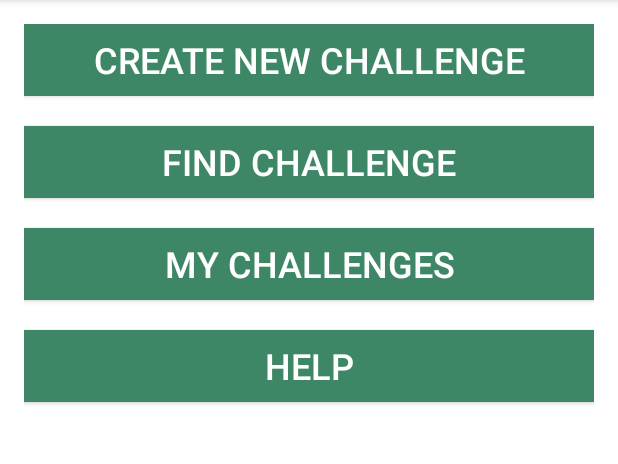
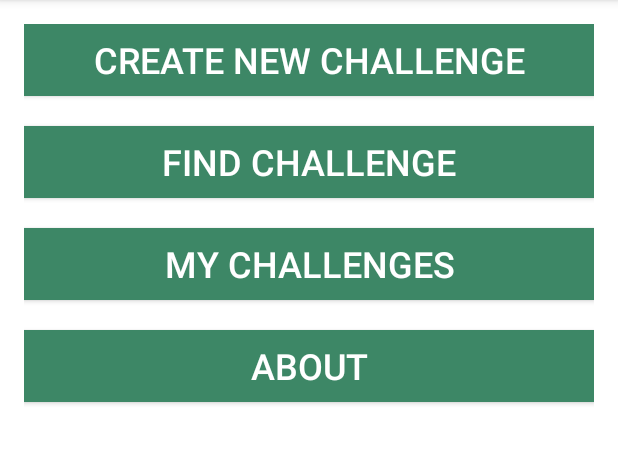
Before and after one commit to nwHacks-TeamHortons/nwhacks-app, an Android app: the screen it shows after launch (MainActivity), on a phone screen of 412 x 824 dp, the part 84-548 px from its top. Run offline under Robolectric (Android 15) with nearby library versions, the phone set to English and light mode, and no system bars.

Commit message:
Merge remote-tracking branch 'origin/master'
Conflicts:
	app/src/main/res/layout/activity_main.xml

All buttons work

```diff
--- a/app/src/main/java/com/teamhortons/nwhacksapp/MainActivity.java
+++ b/app/src/main/java/com/teamhortons/nwhacksapp/MainActivity.java
@@ -17,6 +17,7 @@ public class MainActivity extends ActionBarActivity {
     protected void onCreate(Bundle savedInstanceState) {
         super.onCreate(savedInstanceState);
         setContentView(R.layout.activity_main);
+
         Button createButton = (Button) findViewById(R.id.create_button);
         createButton.setOnClickListener(new View.OnClickListener() {
             @Override
@@ -26,8 +27,37 @@ public class MainActivity extends ActionBarActivity {
                 startActivity(gotoCreate);
             }
         });
+
+        Button findButton = (Button) findViewById(R.id.find_button);
+        findButton.setOnClickListener(new View.OnClickListener() {
+            @Override
+            public void onClick(View v) {
+                //To change to a new activity, we do it with "Intents"
+                Intent gotoCreate = new Intent(getBaseContext(), ActivityFind.class);
+                startActivity(gotoCreate);
+            }
+        });
+
+        Button aboutButton = (Button) findViewById(R.id.about_button);
+        aboutButton.setOnClickListener(new View.OnClickListener() {
+            @Override
+            public void onClick(View v) {
+                //To change to a new activity, we do it with "Intents"
+                Intent gotoCreate = new Intent(getBaseContext(), ActivityAbout.class);
+                startActivity(gotoCreate);
+            }
+        });
+        Button challengesButton = (Button) findViewById(R.id.challenges_button);
+        challengesButton.setOnClickListener(new View.OnClickListener() {
+            @Override
+            public void onClick(View v) {
+                //To change to a new activity, we do it with "Intents"
+                Intent gotoCreate = new Intent(getBaseContext(), ActivityChallenges.class);
+                startActivity(gotoCreate);
+            }
+        });
+
     }
-
 
         @Override
     public boolean onCreateOptionsMenu(Menu menu) {
--- a/app/src/main/res/layout/activity_about.xml
+++ b/app/src/main/res/layout/activity_about.xml
@@ -2,5 +2,4 @@
 <LinearLayout xmlns:android="http://schemas.android.com/apk/res/android"
     android:orientation="vertical" android:layout_width="match_parent"
     android:layout_height="match_parent">
-
 </LinearLayout>
--- a/app/src/main/res/layout/activity_main.xml
+++ b/app/src/main/res/layout/activity_main.xml
@@ -41,7 +41,7 @@
     android:text="MY CHALLENGES"/>
 
     <Button
-        android:id="@+id/help_button"
+        android:id="@+id/about_button"
         android:layout_width="match_parent"
         android:layout_height="wrap_content"
         android:layout_below="@id/challenges_button"
@@ -49,7 +49,7 @@
         android:layout_marginBottom="20dp"
         android:textColor="#fff"
         android:textSize="24sp"
-        android:text="HELP"/>
+        android:text="ABOUT"/>
 
 
 </RelativeLayout>
```
Also changed, not shown: app/src/main/AndroidManifest.xml (+11 -1 lines).
